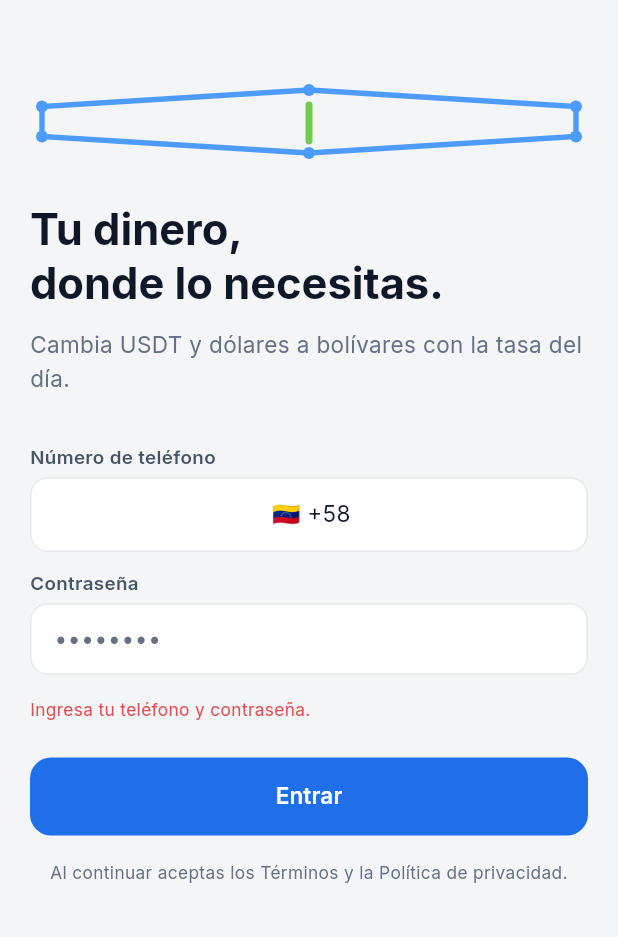
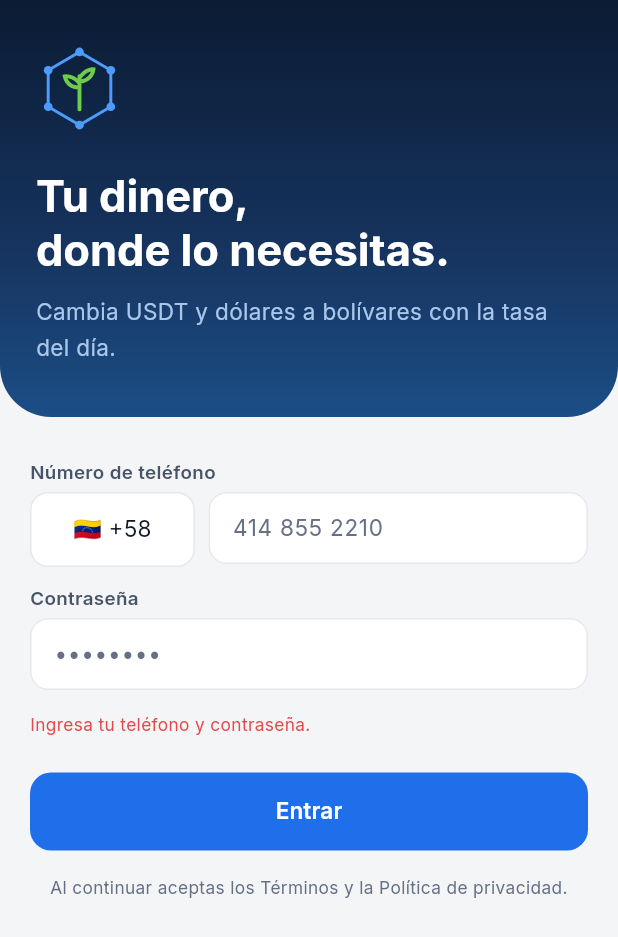
Before and after one commit to victor-melo-master/tav, a Flutter app: the screen it shows after launch, after a tap on "Entrar", on a phone screen of 412 x 824 dp. Shown: the top 937 px of the screen. Run offline on Flutter 3.47's test engine with Material 3 defaults, Android fonts, the phone set to English and light mode, and no system bars; our stand-ins replace dio, flutter_riverpod, flutter_secure_storage, flutter_svg, go_router, google_fonts and 1 more.

Commit message:
fix(mobile): login — campo prefijo, selector país, logo SVG, cabecera navy
1. tav_field.dart: quitado Center del prefixIcon — el Center se expandía
   y ocupaba todo el ancho del campo, dejando sin espacio para escribir.
   Ahora solo queda el Padding y el prefijo no bloquea la entrada.

2. login_screen.dart: selector de país separado del campo de número,
   como en s-reg-phone del prototipo. Dos cajas en fila con 9px de gap:
   selector de 110px fijo con bandera +58, y al lado el campo del número
   ocupando el resto. El teléfono que se envía a la API es la
   concatenación prefijo+número sin espacios: +584120000011.

3. Logo: extraído el SVG del isotipo de design/TAV_prototipo_cajero.html
   a assets/logo_tav.svg. Declarado en pubspec.yaml. Renderizado con
   SvgPicture.asset en contenedor 58px. Eliminado _HexLogoPainter que
   usaba desplazamientos absolutos y deformaba el hexágono.

4. Cabecera: replicada s-welcome del prototipo. Bloque navy con gradiente
   160deg de #0B1B33 a #1B4E86, esquinas inferiores redondeadas 34px.
   Logo + titular en blanco, subtítulo en azul claro. Formulario debajo
   sobre fondo claro.

flutter analyze: 0 issues.

Generated with [Devin](https://devin.ai)

Co-Authored-By: Devin <158243242+devin-ai-integration[bot]@users.noreply.github.com>

```diff
--- a/apps/mobile/lib/components/tav_field.dart
+++ b/apps/mobile/lib/components/tav_field.dart
@@ -70,7 +70,7 @@ class TavField extends StatelessWidget {
               prefixIcon: prefix != null
                   ? Padding(
                       padding: const EdgeInsets.only(left: TavSpace.md),
-                      child: Center(child: prefix),
+                      child: prefix,
                     )
                   : null,
               prefixIconConstraints: const BoxConstraints(
--- a/apps/mobile/lib/screens/login_screen.dart
+++ b/apps/mobile/lib/screens/login_screen.dart
@@ -1,11 +1,13 @@
 import 'package:flutter/material.dart';
 import 'package:flutter_riverpod/flutter_riverpod.dart';
+import 'package:flutter_svg/flutter_svg.dart';
 import 'package:go_router/go_router.dart';
 
 import '../components/tav_button.dart';
 import '../components/tav_field.dart';
 import '../state/auth_state.dart';
 import '../theme/tav_colors.dart';
+import '../theme/tav_radius.dart';
 import '../theme/tav_space.dart';
 import '../theme/tav_text.dart';
 
@@ -15,9 +17,11 @@ import '../theme/tav_text.dart';
 /// Después del login, si no hay PIN establecido, va a /pin-setup.
 /// Si hay PIN, va al shell del rol correspondiente.
 ///
-/// El prototipo no tiene esta pantalla explícitamente (va directo a PIN),
-/// pero el plan la pide y la API la requiere: las cuentas las crea el admin,
-/// el usuario entra primero con contraseña y luego establece su PIN.
+/// La cabecera replica s-welcome del prototipo: bloque navy con gradiente,
+/// esquinas inferiores redondeadas 34px, logo SVG + titular en blanco.
+/// El formulario va debajo sobre el fondo claro.
+/// El selector de país replica s-reg-phone: dos cajas separadas en fila
+/// con 9px de separación — selector de 110px fijo + campo del número.
 class LoginScreen extends ConsumerStatefulWidget {
   const LoginScreen({super.key});
 
@@ -31,6 +35,10 @@ class _LoginScreenState extends ConsumerState<LoginScreen> {
   bool _loading = false;
   String? _error;
 
+  /// Prefijo de país fijo. En el prototipo es un selector, pero por ahora
+  /// solo operamos en Venezuela.
+  static const _prefijoPais = '+58';
+
   @override
   void dispose() {
     _telefonoController.dispose();
@@ -39,13 +47,16 @@ class _LoginScreenState extends ConsumerState<LoginScreen> {
   }
 
   Future<void> _login() async {
-    final telefono = _telefonoController.text.trim();
+    final numero = _telefonoController.text.trim();
     final password = _passwordController.text;
 
-    if (telefono.isEmpty || password.isEmpty) {
+    if (numero.isEmpty || password.isEmpty) {
       setState(() => _error = 'Ingresa tu teléfono y contraseña.');
       return;
     }
+
+    // El teléfono que se envía a la API es prefijo + número, sin espacios.
+    final telefono = '$_prefijoPais$numero';
 
     setState(() {
       _loading = true;
@@ -71,36 +82,19 @@ class _LoginScreenState extends ConsumerState<LoginScreen> {
   Widget build(BuildContext context) {
     return Scaffold(
       backgroundColor: TavColors.bg,
-      body: SafeArea(
+      body: Column(
+        children: [
+          _buildCabecera(),
+          Expanded(
+            child: SafeArea(
+              top: false,
               child: SingleChildScrollView(
                 padding: const EdgeInsets.symmetric(horizontal: TavSpace.xl),
                 child: Column(
                   crossAxisAlignment: CrossAxisAlignment.stretch,
                   children: [
-              const SizedBox(height: 52),
-              _buildLogo(),
-              const SizedBox(height: TavSpace.xxl),
-              Text(
-                'Tu dinero,\ndonde lo necesitas.',
-                style: TavText.display.copyWith(
-                  fontSize: 29,
-                  height: 1.24,
-                  fontWeight: FontWeight.w700,
-                ),
-              ),
-              const SizedBox(height: TavSpace.md),
-              Text(
-                'Cambia USDT y dólares a bolívares con la tasa del día.',
-                style: TavText.body.copyWith(color: TavColors.ink3),
-              ),
-              const SizedBox(height: TavSpace.xxxl),
-              TavField(
-                label: 'Número de teléfono',
-                controller: _telefonoController,
-                placeholder: '414 855 2210',
-                keyboardType: TextInputType.phone,
-                prefix: const Text('🇻🇪 +58  ', style: TextStyle(fontSize: 15)),
-              ),
+                    const SizedBox(height: 28),
+                    _buildCampoTelefono(),
                     const SizedBox(height: TavSpace.md),
                     TavField(
                       label: 'Contraseña',
@@ -111,7 +105,10 @@ class _LoginScreenState extends ConsumerState<LoginScreen> {
                     ),
                     if (_error != null) ...[
                       const SizedBox(height: TavSpace.md),
-                Text(_error!, style: TavText.caption.copyWith(color: TavColors.red)),
+                      Text(
+                        _error!,
+                        style: TavText.caption.copyWith(color: TavColors.red),
+                      ),
                     ],
                     const SizedBox(height: TavSpace.xxl),
                     TavButton(
@@ -128,60 +125,135 @@ class _LoginScreenState extends ConsumerState<LoginScreen> {
                 ),
               ),
             ),
+          ),
+        ],
+      ),
     );
   }
 
-  Widget _buildLogo() {
-    return SizedBox(
+  /// Cabecera navy con gradiente y esquinas inferiores redondeadas 34px.
+  /// Replica s-welcome del prototipo.
+  Widget _buildCabecera() {
+    return Container(
+      decoration: const BoxDecoration(
+        gradient: LinearGradient(
+          begin: Alignment.topCenter,
+          end: Alignment.bottomCenter,
+          colors: [
+            Color(0xFF0B1B33), // --navy
+            Color(0xFF16345F),
+            Color(0xFF1B4E86),
+          ],
+          stops: [0.0, 0.6, 1.0],
+        ),
+        borderRadius: BorderRadius.only(
+          bottomLeft: Radius.circular(34),
+          bottomRight: Radius.circular(34),
+        ),
+      ),
+      child: SafeArea(
+        bottom: false,
+        child: Padding(
+          padding: const EdgeInsets.fromLTRB(24, 30, 24, 34),
+          child: Column(
+            crossAxisAlignment: CrossAxisAlignment.start,
+            children: [
+              // Logo SVG — 58px, arriba del titular.
+              SvgPicture.asset(
+                'assets/logo_tav.svg',
                 width: 58,
                 height: 58,
-      child: CustomPaint(painter: _HexLogoPainter()),
+              ),
+              const SizedBox(height: 24),
+              Text(
+                'Tu dinero,\ndonde lo necesitas.',
+                style: TavText.display.copyWith(
+                  fontSize: 29,
+                  height: 1.24,
+                  fontWeight: FontWeight.w700,
+                  color: Colors.white,
+                ),
+              ),
+              const SizedBox(height: 12),
+              Text(
+                'Cambia USDT y dólares a bolívares con la tasa del día.',
+                style: TavText.body.copyWith(
+                  color: const Color(0xFFA9C6EB),
+                  height: 1.6,
+                ),
+              ),
+            ],
+          ),
+        ),
+      ),
+    );
+  }
+
+  /// Campo de teléfono con selector de país separado.
+  /// Replica s-reg-phone: selector de 110px fijo + campo del número, gap 9px.
+  Widget _buildCampoTelefono() {
+    return Column(
+      crossAxisAlignment: CrossAxisAlignment.start,
+      children: [
+        Text(
+          'Número de teléfono',
+          style: TavText.label.copyWith(color: TavColors.ink2),
+        ),
+        const SizedBox(height: 6),
+        Row(
+          children: [
+            // Selector de país — 110px fijo.
+            Container(
+              width: 110,
+              height: 50,
+              decoration: BoxDecoration(
+                color: TavColors.surface,
+                borderRadius: BorderRadius.circular(TavRadius.field),
+                border: Border.all(color: TavColors.line),
+              ),
+              alignment: Alignment.center,
+              child: const Text(
+                '🇻🇪 +58',
+                style: TextStyle(fontSize: 15, color: TavColors.ink),
+              ),
+            ),
+            const SizedBox(width: 9),
+            // Campo del número — ocupa el resto.
+            Expanded(
+              child: SizedBox(
+                height: 50,
+                child: TextField(
+                  controller: _telefonoController,
+                  keyboardType: TextInputType.phone,
+                  style: TavText.body,
+                  decoration: InputDecoration(
+                    hintText: '414 855 2210',
+                    hintStyle: TavText.body.copyWith(color: TavColors.ink3),
+                    contentPadding: const EdgeInsets.symmetric(
+                      horizontal: TavSpace.md,
+                    ),
+                    filled: true,
+                    fillColor: TavColors.surface,
+                    border: OutlineInputBorder(
+                      borderRadius: BorderRadius.circular(TavRadius.field),
+                      borderSide: const BorderSide(color: TavColors.line),
+                    ),
+                    enabledBorder: OutlineInputBorder(
+                      borderRadius: BorderRadius.circular(TavRadius.field),
+                      borderSide: const BorderSide(color: TavColors.line),
+                    ),
+                    focusedBorder: OutlineInputBorder(
+                      borderRadius: BorderRadius.circular(TavRadius.field),
+                      borderSide: const BorderSide(color: TavColors.blue),
+                    ),
+                  ),
+                  onSubmitted: (_) => _login(),
+                ),
+              ),
+            ),
+          ],
+        ),
+      ],
     );
   }
 }
-
-/// Hexágono de nodos con planta al centro — isotipo de TAV.
-class _HexLogoPainter extends CustomPainter {
-  @override
-  void paint(Canvas canvas, Size size) {
-    final w = size.width;
-    final h = size.height;
-    final cx = w / 2;
-    final cy = h / 2;
-
-    // Hexágono
-    final hexPath = Path();
-    final points = [
-      Offset(cx, 8),
-      Offset(w - 8, cy - 10),
-      Offset(w - 8, cy + 10),
-      Offset(cx, h - 8),
-      Offset(8, cy + 10),
-      Offset(8, cy - 10),
-    ];
-    hexPath.addPolygon(points, true);
-    canvas.drawPath(
-      hexPath,
-      Paint()
-        ..style = PaintingStyle.stroke
-        ..strokeWidth = 3.6
-        ..color = const Color(0xFF4E9BFF),
-    );
-
-    // Nodos
-    for (final p in points) {
-      canvas.drawCircle(p, 4, Paint()..color = const Color(0xFF4E9BFF));
-    }
-
-    // Planta (línea central)
-    final plantPaint = Paint()
-      ..style = PaintingStyle.stroke
-      ..strokeWidth = 4.6
-      ..strokeCap = StrokeCap.round
-      ..color = const Color(0xFF6FCB4A);
-    canvas.drawLine(Offset(cx, h - 16), Offset(cx, 18), plantPaint);
-  }
-
-  @override
-  bool shouldRepaint(covariant CustomPainter oldDelegate) => false;
-}
--- a/apps/mobile/pubspec.yaml
+++ b/apps/mobile/pubspec.yaml
@@ -25,6 +25,8 @@ dependencies:
   intl: ^0.19.0
   # Tipografía Inter
   google_fonts: ^6.2.1
+  # Renderizado de SVG (logo)
+  flutter_svg: ^2.3.0
 
 dev_dependencies:
   flutter_test:
@@ -36,3 +38,5 @@ dev_dependencies:
 
 flutter:
   uses-material-design: true
+  assets:
+    - assets/logo_tav.svg
```
Also changed, not shown: apps/mobile/assets/logo_tav.svg (added), apps/mobile/pubspec.lock, 5 other files. Lines whose indentation alone changed are shown as unchanged.
